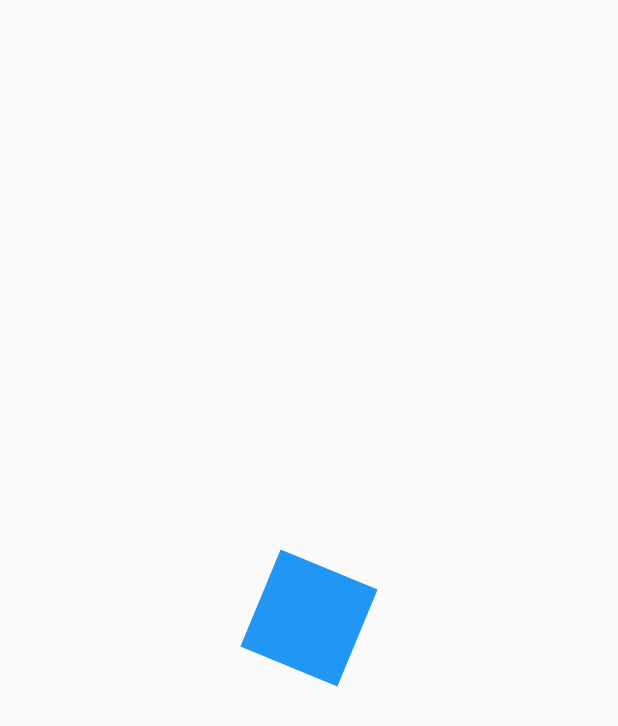
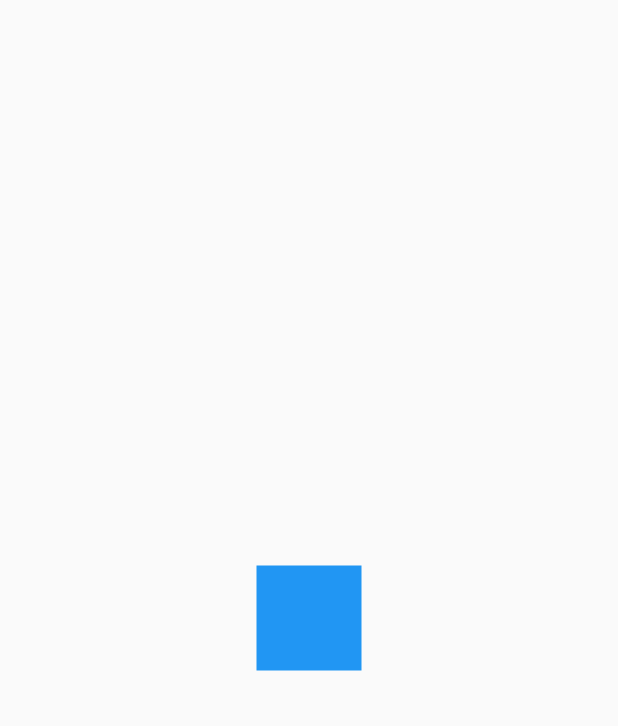
Before and after one commit to kervisvasquez1993/dise-o-flutter, a Flutter app: the screen it shows after launch, on a phone screen of 412 x 824 dp. Shown: the top 726 px of the screen. Run offline on Flutter 3.47's test engine with Material 2 defaults, Android fonts, the phone set to English and light mode, and no system bars.

```diff
--- a/lib/src/pages/animaciones_pages.dart
+++ b/lib/src/pages/animaciones_pages.dart
@@ -32,13 +32,15 @@ class _CuadradoAnimadoState extends State<CuadradoAnimado>
     controller = new AnimationController(
         vsync: this, duration: Duration(milliseconds: 4000));
 
-    rotation = Tween(begin: 0.0, end: 2 * Math.pi).animate(controller);
+    rotation = Tween(begin: 0.0, end: 2 * Math.pi)
+        .animate(CurvedAnimation(parent: controller, curve: Curves.easeInBack));
 
     /* add listener */
     controller.addListener(() {
       print("status ${controller.status}");
       if (controller.status == AnimationStatus.completed) {
-        controller.reverse();
+        /* controller.reverse(); */
+        controller.reset();
       }
     });
     controller.forward();
```
